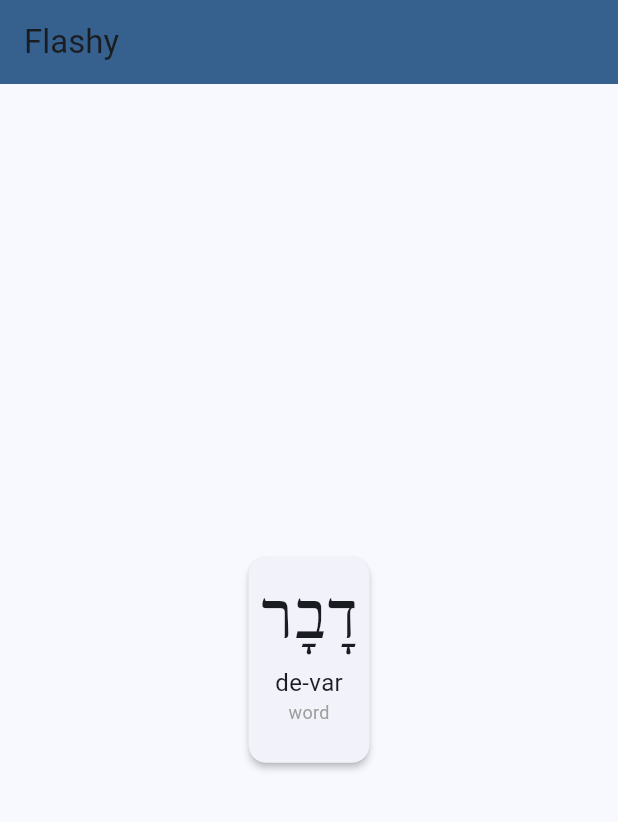
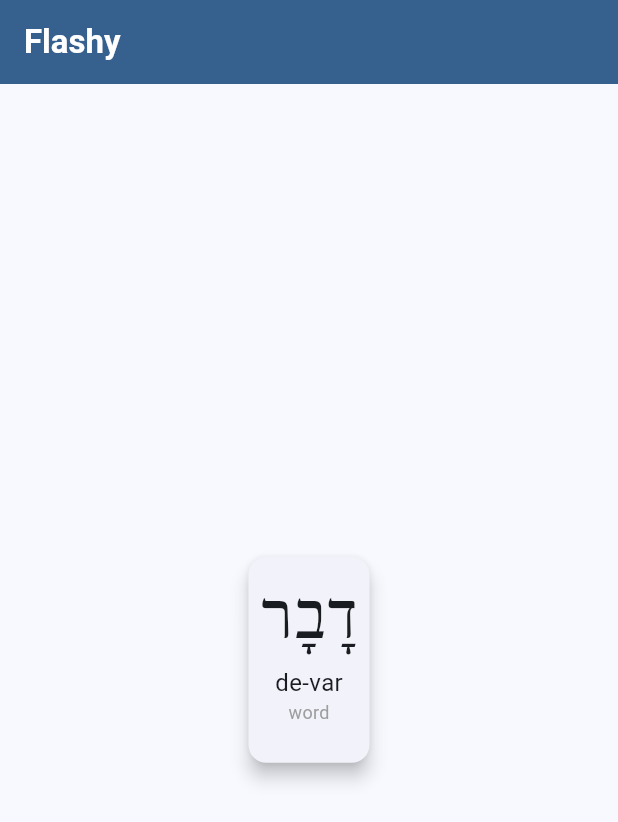
Before and after one commit to koorzenb/flashcard, a Flutter app: the screen it shows after launch, on a phone screen of 412 x 824 dp. Shown: the top 822 px of the screen. Run offline on Flutter 3.47's test engine with Material 2 defaults, Android fonts, the phone set to English and light mode, and no system bars; our stand-ins replace get_storage.

Commit message:
Minor styling changes

```diff
--- a/lib/main.dart
+++ b/lib/main.dart
@@ -18,7 +18,9 @@ class Flashy extends StatelessWidget {
         colorScheme: ColorScheme.fromSeed(seedColor: Colors.blue),
         useMaterial3: true,
       ),
-      home: const HomeScreen(title: 'Flashy'),
+      home: const HomeScreen(
+        title: 'Flashy',
+      ),
     );
   }
 }
--- a/lib/screens/home_screen.dart
+++ b/lib/screens/home_screen.dart
@@ -19,7 +19,13 @@ class _HomeScreenState extends State<HomeScreen> {
     return Scaffold(
       appBar: AppBar(
         backgroundColor: Theme.of(context).colorScheme.primary,
-        title: Text(widget.title),
+        title: Text(
+          widget.title,
+          style: const TextStyle(
+            color: Colors.white,
+            fontWeight: FontWeight.bold,
+          ),
+        ),
       ),
       body: Center(
         child: GestureDetector(
--- a/lib/widgets/flash_card.dart
+++ b/lib/widgets/flash_card.dart
@@ -10,7 +10,7 @@ class FlashCard extends StatelessWidget {
   @override
   Widget build(BuildContext context) {
     return Card(
-      elevation: 2,
+      elevation: 5,
       child: Padding(
         padding: const EdgeInsets.all(8.0),
         child: Column(
```
